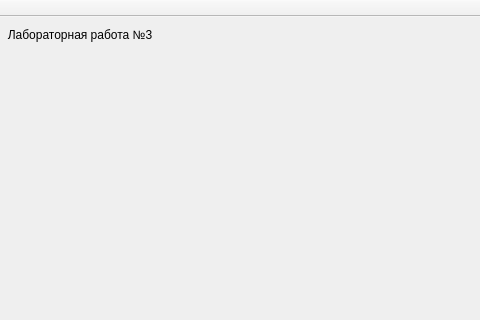
Qt form Lab1/Lab1/mainwindow.ui (Xtail96/graphics) before a commit; both pictures show x 320 to 800 and y 0 to 320 of the 800 by 727 pixel window.
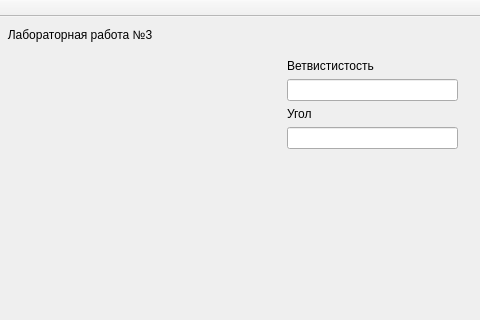
The same form after that commit. Custom widgets are drawn as their Qt base class.

Patch:
```diff
--- a/Lab1/Lab1/mainwindow.ui
+++ b/Lab1/Lab1/mainwindow.ui
@@ -56,7 +56,13 @@
        <enum>QFrame::Raised</enum>
       </property>
       <layout class="QGridLayout" name="gridLayout">
-       <item row="4" column="0">
+       <item row="1" column="0">
+        <widget class="QLineEdit" name="branchLineEdit"/>
+       </item>
+       <item row="3" column="0">
+        <widget class="QLineEdit" name="angleLineEdit"/>
+       </item>
+       <item row="6" column="0">
         <spacer name="verticalSpacer">
          <property name="orientation">
           <enum>Qt::Vertical</enum>
@@ -69,6 +75,20 @@
          </property>
         </spacer>
        </item>
+       <item row="0" column="0">
+        <widget class="QLabel" name="label">
+         <property name="text">
+          <string>Ветвистистость</string>
+         </property>
+        </widget>
+       </item>
+       <item row="2" column="0">
+        <widget class="QLabel" name="label_2">
+         <property name="text">
+          <string>Угол</string>
+         </property>
+        </widget>
+       </item>
       </layout>
      </widget>
     </item>
```
